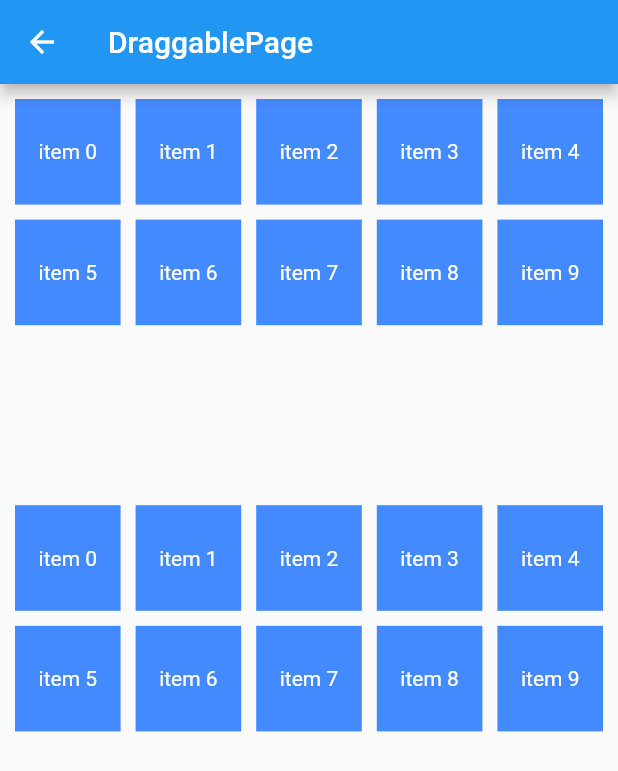
After one commit to MarioGogogo/flutter_24, a Flutter app: the DemoPage screen opened by its route, after a tap on "官方拖拽", on a phone screen of 412 x 824 dp. The commit adds this screen. Shown: the top 771 px of the screen. Run offline on Flutter 3.47's test engine with Material 2 defaults, Android fonts, the phone set to English and light mode, and no system bars; our stand-ins replace dio, flutter_swipe_action_cell, get, package_info; missing offline and left inert: ota_update.

Commit message:
新增：上下拖动组件

```diff
--- a/lib/common/routes/app_pages.dart
+++ b/lib/common/routes/app_pages.dart
@@ -1,14 +1,17 @@
 /*
  * @Author: MarioGo
  * @Date: 2021-09-30 20:19:04
- * @LastEditTime: 2021-10-02 21:42:39
+ * @LastEditTime: 2021-10-04 19:24:15
  * @LastEditors: MarioGo
  * @Description: 文件描述
  * @FilePath: /flutter_24/lib/common/routes/app_pages.dart
  * 可以输入预定的版权声明、个性签名、空行等
  */
+import 'package:flutter_24/pages/demo/dargGrid.dart';
+import 'package:flutter_24/pages/demo/draggable.dart';
 import 'package:flutter_24/pages/demo/index.dart';
 import 'package:flutter_24/pages/demo/qqSideslip.dart';
+import 'package:flutter_24/pages/demo/reorderable.dart';
 import 'package:flutter_24/pages/home/index.dart';
 import 'package:flutter_24/pages/lang/index.dart';
 import 'package:flutter_24/pages/list/index.dart';
@@ -47,7 +50,19 @@ class AppPages {
       GetPage(
         name: AppRoutes.QQSideslip,
         page: () => QQSideslipPage(),
-      )
+      ),
+      GetPage(
+        name: AppRoutes.Draggable,
+        page: () => DraggablePage(),
+      ),
+      GetPage(
+        name: AppRoutes.DragAbleGrid,
+        page: () => DragAbleGridViewDemo(),
+      ),
+      GetPage(
+        name: AppRoutes.Reorderable,
+        page: () => ReorderablePage(),
+      ),
     ]),
 
     // 多语言
--- a/lib/common/routes/app_routes.dart
+++ b/lib/common/routes/app_routes.dart
@@ -1,7 +1,7 @@
 /*
  * @Author: MarioGo
  * @Date: 2021-09-30 20:18:36
- * @LastEditTime: 2021-10-02 21:02:55
+ * @LastEditTime: 2021-10-04 19:23:45
  * @LastEditors: MarioGo
  * @Description: 文件描述
  * @FilePath: /flutter_24/lib/common/routes/app_routes.dart
@@ -19,4 +19,7 @@ abstract class AppRoutes {
   static const Theme = '/theme';
   static const Demo = '/demo';
   static const QQSideslip = '/qqsideslip';
+  static const Draggable = '/draggable';
+  static const DragAbleGrid = '/darggrid';
+  static const Reorderable = '/reorderable';
 }
--- /dev/null
+++ b/lib/pages/demo/draggable.dart
@@ -0,0 +1,119 @@
+import 'package:flutter/material.dart';
+
+class DraggablePage extends StatefulWidget {
+  @override
+  _DraggablePageState createState() => _DraggablePageState();
+}
+
+class _DraggablePageState extends State<DraggablePage> {
+  List<String> _items1 = List<String>.generate(10, (it) => 'item $it');
+  List<String> _items2 = List<String>.generate(10, (it) => 'item $it');
+
+  @override
+  Widget build(BuildContext context) {
+    return Scaffold(
+      appBar: AppBar(
+        title: Text('DraggablePage'),
+      ),
+      body: Column(
+        children: <Widget>[
+          DragTarget<String>(
+            builder: (
+              BuildContext context,
+              List<dynamic> accepted,
+              List<dynamic> rejected,
+            ) {
+              return _createGridView(_items1);
+            },
+            onLeave: (data) {
+              print("onLeave,$data");
+            },
+            onMove: (data) {
+              print("onMove,$data");
+            },
+            onAccept: (String data) {
+              print(data);
+              print(_items1);
+              setState(() {
+                _items1.add(data);
+              });
+            },
+          ),
+          SizedBox(
+            height: 100,
+          ),
+          DragTarget<String>(
+            builder: (
+              BuildContext context,
+              List<dynamic> accepted,
+              List<dynamic> rejected,
+            ) {
+              return _createGridView(_items2);
+            },
+            onAccept: (String data) {
+              setState(() {
+                _items2.add(data);
+              });
+            },
+          ),
+        ],
+      ),
+    );
+  }
+
+  Widget _createGridView(List<String> _items) {
+    return GridView.builder(
+      itemCount: _items.length,
+      shrinkWrap: true,
+      physics: NeverScrollableScrollPhysics(),
+      padding: EdgeInsets.all(10),
+      gridDelegate: SliverGridDelegateWithFixedCrossAxisCount(
+        crossAxisCount: 5,
+        mainAxisSpacing: 10,
+        crossAxisSpacing: 10,
+      ),
+      itemBuilder: (context, index) {
+        return Draggable<String>(
+          onDragCompleted: () {
+            // 在拖动结束后删除数据
+            print("在拖动结束后删除数据,$index");
+            setState(() {
+              _items.removeAt(index);
+            });
+          },
+          childWhenDragging: Container(
+            color: Colors.blueAccent,
+            alignment: Alignment.center,
+            foregroundDecoration: BoxDecoration(color: Colors.white30),
+            child: Text(
+              _items[index],
+              style: TextStyle(color: Colors.white),
+            ),
+          ),
+          feedback: Material(
+            child: Container(
+              height: 100,
+              width: 100,
+              color: Colors.blueAccent,
+              alignment: Alignment.center,
+              child: Text(
+                _items[index],
+                style: TextStyle(color: Colors.white),
+              ),
+            ),
+          ),
+          // 当前组件的数据
+          data: _items[index],
+          child: Container(
+            color: Colors.blueAccent,
+            alignment: Alignment.center,
+            child: Text(
+              _items[index],
+              style: TextStyle(color: Colors.white),
+            ),
+          ),
+        );
+      },
+    );
+  }
+}
--- a/lib/pages/demo/index.dart
+++ b/lib/pages/demo/index.dart
@@ -1,7 +1,7 @@
 /*
  * @Author: MarioGo
  * @Date: 2021-09-30 22:34:19
- * @LastEditTime: 2021-10-02 21:45:23
+ * @LastEditTime: 2021-10-04 19:25:11
  * @LastEditors: MarioGo
  * @Description: 文件描述
  * @FilePath: /flutter_24/lib/pages/demo/index.dart
@@ -26,6 +26,21 @@ class DemoPage extends StatelessWidget {
             subtitle: Text('Get.toNamed("/demo/qqsideslip")'),
             onTap: () => Get.toNamed("/demo/qqsideslip"),
           ),
+          ListTile(
+            title: Text("官方拖拽"),
+            subtitle: Text('Get.toNamed("/demo/draggable")'),
+            onTap: () => Get.toNamed("/demo/draggable"),
+          ),
+          ListTile(
+            title: Text("dragablegridview"),
+            subtitle: Text('Get.toNamed("/demo/darggrid")'),
+            onTap: () => Get.toNamed("/demo/darggrid"),
+          ),
+          ListTile(
+            title: Text("上下拖拽组件"),
+            subtitle: Text('Get.toNamed("/demo/reorderable")'),
+            onTap: () => Get.toNamed("/demo/reorderable"),
+          ),
         ],
       ),
     );
--- a/lib/pages/demo/qqSideslip.dart
+++ b/lib/pages/demo/qqSideslip.dart
@@ -1,7 +1,7 @@
 /*
  * @Author: MarioGo
  * @Date: 2021-10-02 20:58:53
- * @LastEditTime: 2021-10-02 22:55:35
+ * @LastEditTime: 2021-10-03 22:18:53
  * @LastEditors: MarioGo
  * @Description: 文件描述
  * @FilePath: /flutter_24/lib/pages/demo/qqSideslip.dart
@@ -19,7 +19,7 @@ class QQSideslipPage extends StatefulWidget {
 }
 
 class _QQSideslipPageState extends State<QQSideslipPage> {
-  List list = List.generate(100, (index) => index);
+  List list = List.generate(20, (index) => index);
 
   late SwipeActionController controller;
 
--- a/pubspec.yaml
+++ b/pubspec.yaml
@@ -41,6 +41,7 @@ dependencies:
   get: ^4.3.8
   #侧滑删除
   flutter_swipe_action_cell: ^2.1.1
+
 dev_dependencies:
   flutter_test:
     sdk: flutter
```
Also changed, not shown: lib/pages/demo/dargGrid.dart (added, +128 -0 lines), lib/pages/demo/reorderable.dart (added, +71 -0 lines).
